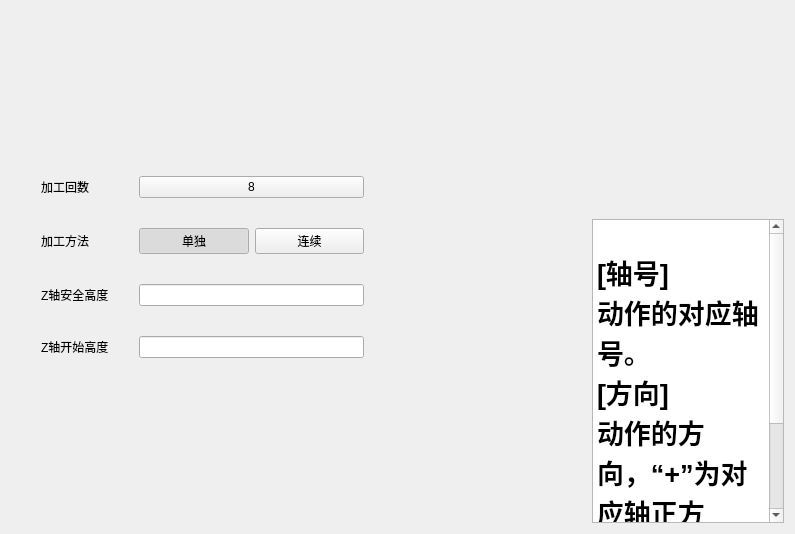
Above: forms/run/runmanualmulti.ui from zephyrrr/Camotics_modbus before the change. Below: the same form after it.
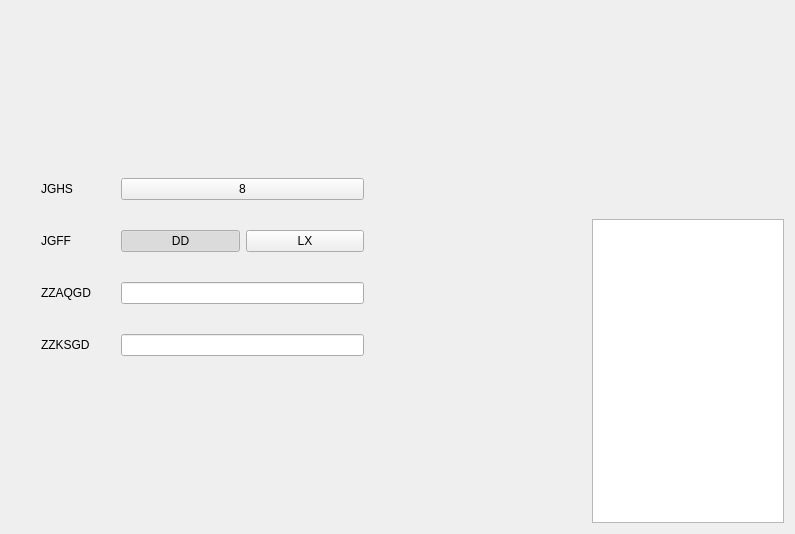
That is the form after the change. Custom widgets are drawn as their Qt base class.

What changed in the file:
```diff
--- a/forms/run/runmanualmulti.ui
+++ b/forms/run/runmanualmulti.ui
@@ -61,7 +61,7 @@
           <item row="0" column="0">
             <widget class="QLabel" name="label_5">
               <property name="text">
-                <string>加工回数</string>
+                <string>JGHS</string>
               </property>
             </widget>
           </item>
@@ -69,7 +69,7 @@
          <item row="1" column="0">
           <widget class="QLabel" name="label_1">
            <property name="text">
-            <string>加工方法</string>
+            <string>JGFF</string>
            </property>
           </widget>
          </item>
@@ -78,7 +78,7 @@
               <item>
                 <widget class="QPushButton" name="btnJgff">
                   <property name="text">
-                    <string>单独</string>
+                    <string>DD</string>
                   </property>
                   <property name="checkable">
                     <bool>true</bool>
@@ -94,7 +94,7 @@
               <item>
                 <widget class="QPushButton" name="btnJgff2">
                   <property name="text">
-                    <string>连续</string>
+                    <string>LX</string>
                   </property>
                   <property name="checkable">
                     <bool>true</bool>
@@ -110,7 +110,7 @@
           <item row="3" column="0">
             <widget class="QLabel" name="label_3">
               <property name="text">
-                <string>Z轴开始高度</string>
+                <string>ZZKSGD</string>
               </property>
             </widget>
           </item>
@@ -121,7 +121,7 @@
          <item row="2" column="0">
           <widget class="QLabel" name="label_2">
            <property name="text">
-            <string>Z轴安全高度</string>
+            <string>ZZAQGD</string>
            </property>
           </widget>
          </item>
@@ -184,19 +184,7 @@
      <item>
       <widget class="QTextBrowser" name="textBrowser">
        <property name="html">
-        <string>&lt;!DOCTYPE HTML PUBLIC &quot;-//W3C//DTD HTML 4.0//EN&quot; &quot;http://www.w3.org/TR/REC-html40/strict.dtd&quot;&gt;
-&lt;html&gt;&lt;head&gt;&lt;meta name=&quot;qrichtext&quot; content=&quot;1&quot; /&gt;&lt;meta charset=&quot;utf-8&quot; /&gt;&lt;style type=&quot;text/css&quot;&gt;
-p, li { white-space: pre-wrap; }
-hr { height: 1px; border-width: 0; }
-li.unchecked::marker { content: &quot;\2610&quot;; }
-li.checked::marker { content: &quot;\2612&quot;; }
-&lt;/style&gt;&lt;/head&gt;&lt;body style=&quot; font-family:'Microsoft YaHei UI'; font-size:9pt; font-weight:400; font-style:normal;&quot;&gt;
-&lt;p style=&quot; margin-top:0px; margin-bottom:0px; margin-left:0px; margin-right:0px; -qt-block-indent:0; text-indent:0px;&quot;&gt;                 &lt;/p&gt;
-&lt;p style=&quot; margin-top:0px; margin-bottom:0px; margin-left:0px; margin-right:0px; -qt-block-indent:0; text-indent:0px;&quot;&gt;                 &lt;/p&gt;
-&lt;p style=&quot; margin-top:0px; margin-bottom:0px; margin-left:0px; margin-right:0px; -qt-block-indent:0; text-indent:0px;&quot;&gt;&lt;span style=&quot; font-family:'SimSun'; font-size:20pt; font-weight:696;&quot;&gt;[轴号]&lt;/span&gt;                 &lt;/p&gt;
-&lt;p style=&quot; margin-top:0px; margin-bottom:0px; margin-left:0px; margin-right:0px; -qt-block-indent:0; text-indent:0px;&quot;&gt;&lt;span style=&quot; font-family:'SimSun'; font-size:20pt; font-weight:696;&quot;&gt;动作的对应轴号。&lt;/span&gt;                 &lt;/p&gt;
-&lt;p style=&quot; margin-top:0px; margin-bottom:0px; margin-left:0px; margin-right:0px; -qt-block-indent:0; text-indent:0px;&quot;&gt;&lt;span style=&quot; font-family:'SimSun'; font-size:20pt; font-weight:696;&quot;&gt;[方向]&lt;/span&gt;                 &lt;/p&gt;
-&lt;p style=&quot; margin-top:0px; margin-bottom:0px; margin-left:0px; margin-right:0px; -qt-block-indent:0; text-indent:0px;&quot;&gt;&lt;span style=&quot; font-family:'SimSun'; font-size:20pt; font-weight:696;&quot;&gt;动作的方向，“+”为对应轴正方向，“-”为对应轴的负方向。&lt;/span&gt;               &lt;/p&gt;&lt;/body&gt;&lt;/html&gt;</string>
+        <string></string>
        </property>
       </widget>
      </item>
@@ -204,7 +192,7 @@
    </item>
   </layout>
  </widget>
- <layoutdefault spacing="6" margin="11"/>
+ <layoutdefault spacing="6" margin="11" />
  <customwidgets>
   <customwidget>
    <class>QLineEdit4AxisValue</class>
```
Left out of the diff: 15 changed lines with no effect on the pictures.
